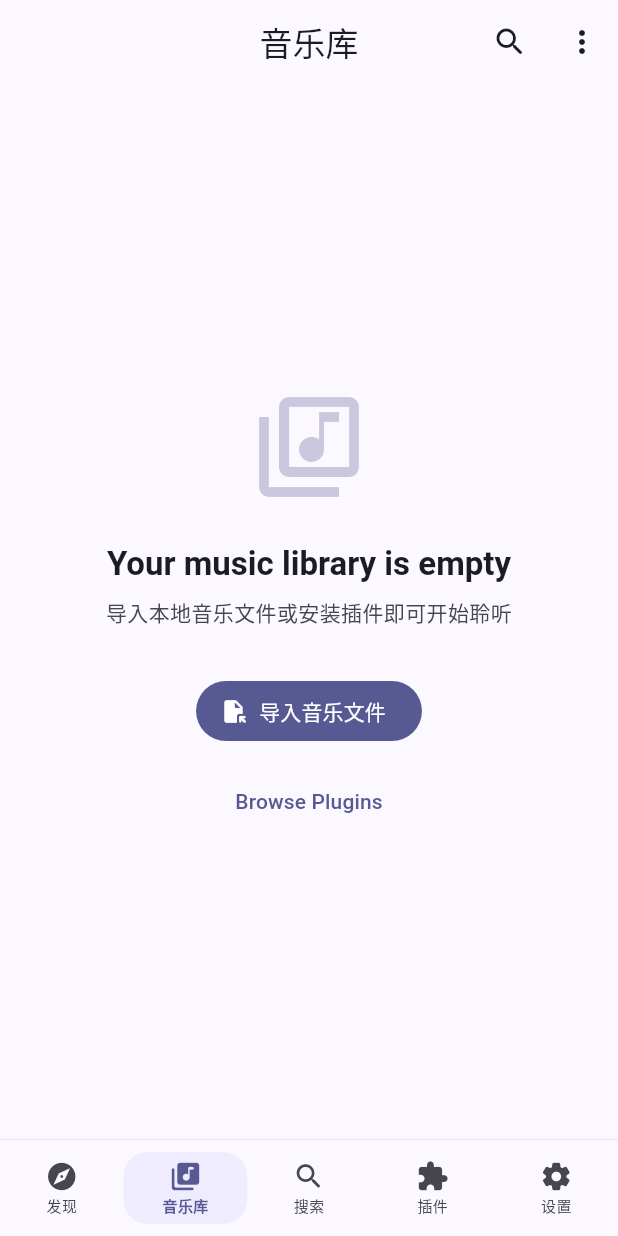
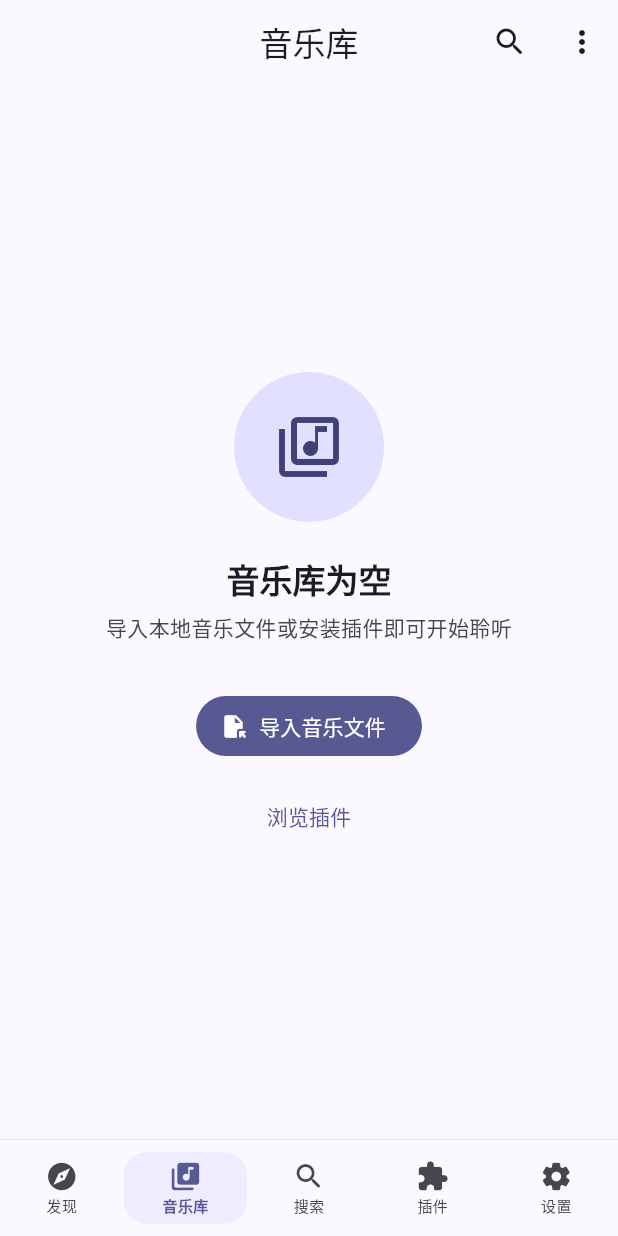
Before and after one commit to Chengxiaoyu1119/MusicFlow, a Flutter app: the LibraryPage screen opened by its route, on a phone screen of 412 x 824 dp. Run offline on Flutter 3.47's test engine with Material 3 defaults, Android fonts, the phone set to English and light mode, and no system bars; our stand-ins replace audio_service, cached_network_image, dio, file_picker, flutter_riverpod, go_router and 9 more; missing offline and left inert: encrypt, hotkey_manager, morphing_glow, shelf_router, tray_manager, window_manager; accounts and stored records are empty.

Commit message:
feat: 音乐库页面美化、分隔线优化、空状态升级

```diff
--- a/lib/features/library/pages/library_page.dart
+++ b/lib/features/library/pages/library_page.dart
@@ -17,7 +17,7 @@ class LibraryPage extends ConsumerStatefulWidget {
 }
 
 class _LibraryPageState extends ConsumerState<LibraryPage> {
-  int _viewMode = 0; // 0=list, 1=album, 2=smart
+  int _viewMode = 0;
 
   @override
   void initState() {
@@ -32,6 +32,8 @@ class _LibraryPageState extends ConsumerState<LibraryPage> {
     final library = ref.watch(libraryServiceProvider);
     final localMusic = library.localMusic;
     final smartPlaylists = ref.watch(smartPlaylistProvider);
+    final theme = Theme.of(context);
+    final screenWidth = MediaQuery.of(context).size.width;
 
     return Scaffold(
       appBar: AppBar(
@@ -44,18 +46,10 @@ class _LibraryPageState extends ConsumerState<LibraryPage> {
           PopupMenuButton<String>(
             onSelected: (value) {
               switch (value) {
-                case 'scan':
-                  library.scanLocalMusic();
-                  break;
-                case 'pick':
-                  library.pickMusicFiles();
-                  break;
-                case 'plugins':
-                  context.go('/plugins');
-                  break;
-                case 'settings':
-                  context.go('/settings');
-                  break;
+                case 'scan': library.scanLocalMusic(); break;
+                case 'pick': library.pickMusicFiles(); break;
+                case 'plugins': context.go('/plugins'); break;
+                case 'settings': context.go('/settings'); break;
               }
             },
             itemBuilder: (context) => [
@@ -71,12 +65,12 @@ class _LibraryPageState extends ConsumerState<LibraryPage> {
               )),
               const PopupMenuItem(value: 'plugins', child: ListTile(
                 leading: Icon(Icons.extension_rounded),
-                title: Text('Plugins'),
+                title: Text('插件'),
                 contentPadding: EdgeInsets.zero,
               )),
               const PopupMenuItem(value: 'settings', child: ListTile(
                 leading: Icon(Icons.settings_rounded),
-                title: Text('Settings'),
+                title: Text('设置'),
                 contentPadding: EdgeInsets.zero,
               )),
             ],
@@ -88,20 +82,23 @@ class _LibraryPageState extends ConsumerState<LibraryPage> {
           // View mode toggle
           if (localMusic.isNotEmpty)
             Padding(
-              padding: const EdgeInsets.symmetric(horizontal: 16, vertical: 4),
-              child: SegmentedButton<int>(
-                segments: const [
-                  ButtonSegment(value: 0, label: Text('曲目'), icon: Icon(Icons.music_note_rounded)),
-                  ButtonSegment(value: 1, label: Text('专辑'), icon: Icon(Icons.album_rounded)),
-                  ButtonSegment(value: 2, label: Text('智能'), icon: Icon(Icons.auto_awesome_rounded)),
-                ],
-                selected: {_viewMode},
-                onSelectionChanged: (v) => setState(() => _viewMode = v.first),
+              padding: const EdgeInsets.symmetric(horizontal: 16, vertical: 8),
+              child: SizedBox(
+                width: screenWidth > 500 ? 400 : null,
+                child: SegmentedButton<int>(
+                  segments: const [
+                    ButtonSegment(value: 0, label: Text('曲目'), icon: Icon(Icons.music_note_rounded, size: 16)),
+                    ButtonSegment(value: 1, label: Text('专辑'), icon: Icon(Icons.album_rounded, size: 16)),
+                    ButtonSegment(value: 2, label: Text('智能'), icon: Icon(Icons.auto_awesome_rounded, size: 16)),
+                  ],
+                  selected: {_viewMode},
+                  onSelectionChanged: (v) => setState(() => _viewMode = v.first),
+                ),
               ),
             ),
           Expanded(
             child: localMusic.isEmpty
-                ? _EmptyLibrary(onPickFiles: () => library.pickMusicFiles())
+                ? _EmptyLibrary(onPickFiles: () => library.pickMusicFiles(), theme: theme)
                 : _viewMode == 1
                     ? const AlbumGrid()
                     : _viewMode == 2
@@ -111,6 +108,83 @@ class _LibraryPageState extends ConsumerState<LibraryPage> {
         ],
       ),
     );
+  }
+}
+
+class _EmptyLibrary extends StatelessWidget {
+  final VoidCallback onPickFiles;
+  final ThemeData theme;
+  const _EmptyLibrary({required this.onPickFiles, required this.theme});
+
+  @override
+  Widget build(BuildContext context) {
+    return Center(
+      child: Padding(
+        padding: const EdgeInsets.all(32),
+        child: Column(
+          mainAxisAlignment: MainAxisAlignment.center,
+          children: [
+            Container(
+              width: 100, height: 100,
+              decoration: BoxDecoration(
+                shape: BoxShape.circle,
+                color: theme.colorScheme.primaryContainer,
+              ),
+              child: Icon(Icons.library_music_outlined, size: 48,
+                color: theme.colorScheme.onPrimaryContainer),
+            ),
+            const SizedBox(height: 24),
+            Text('音乐库为空', style: theme.textTheme.titleLarge?.copyWith(fontWeight: FontWeight.w600)),
+            const SizedBox(height: 8),
+            Text('导入本地音乐文件或安装插件即可开始聆听',
+              textAlign: TextAlign.center,
+              style: theme.textTheme.bodyMedium?.copyWith(color: theme.colorScheme.onSurfaceVariant)),
+            const SizedBox(height: 32),
+            FilledButton.icon(
+              onPressed: onPickFiles,
+              icon: const Icon(Icons.file_open_rounded),
+              label: const Text('导入音乐文件'),
+            ),
+            const SizedBox(height: 12),
+            TextButton(
+              onPressed: () => context.go('/plugins'),
+              child: const Text('浏览插件'),
+            ),
+          ],
+        ),
+      ),
+    );
+  }
+}
+
+class _MusicList extends ConsumerWidget {
+  final List<Music> musicList;
+  const _MusicList({required this.musicList});
+
+  @override
+  Widget build(BuildContext context, WidgetRef ref) {
+    if (musicList.isEmpty) return const SizedBox.shrink();
+
+    return RefreshIndicator(
+      onRefresh: () async { /* refresh */ },
+      child: ListView.separated(
+        padding: const EdgeInsets.symmetric(vertical: 4),
+        itemCount: musicList.length,
+        separatorBuilder: (_, __) => const Divider(height: 1, indent: 72, endIndent: 16),
+        itemBuilder: (context, index) {
+          final music = musicList[index];
+          return MusicTile(
+            music: music,
+            onTap: () => _playMusic(ref, musicList, index),
+            showArtwork: true,
+          );
+        },
+      ),
+    );
+  }
+
+  void _playMusic(WidgetRef ref, List<Music> list, int index) {
+    ref.read(audioHandlerProvider).setQueue(list, startIndex: index);
   }
 }
 
@@ -129,14 +203,12 @@ class _SmartPlaylistsView extends ConsumerWidget {
           child: ListTile(
             leading: CircleAvatar(
               backgroundColor: theme.colorScheme.primaryContainer,
-              child: Icon(
-                _iconForType(playlist.type),
-                color: theme.colorScheme.onPrimaryContainer,
-              ),
+              child: Icon(_iconForType(playlist.type),
+                color: theme.colorScheme.onPrimaryContainer, size: 20),
             ),
             title: Text(playlist.type.displayName,
               style: const TextStyle(fontWeight: FontWeight.w600)),
-            subtitle: Text('${playlist.tracks.length} tracks · ${playlist.type.description}'),
+            subtitle: Text('${playlist.tracks.length} 首 · ${playlist.type.description}'),
             trailing: const Icon(Icons.chevron_right_rounded),
             onTap: () {
               if (playlist.tracks.isNotEmpty) {
@@ -160,83 +232,3 @@ class _SmartPlaylistsView extends ConsumerWidget {
     }
   }
 }
-
-class _EmptyLibrary extends StatelessWidget {
-  final VoidCallback onPickFiles;
-
-  const _EmptyLibrary({required this.onPickFiles});
-
-  @override
-  Widget build(BuildContext context) {
-    final theme = Theme.of(context);
-    return Center(
-      child: Padding(
-        padding: const EdgeInsets.all(32),
-        child: Column(
-          mainAxisAlignment: MainAxisAlignment.center,
-          children: [
-            Icon(
-              Icons.library_music_outlined,
-              size: 80,
-              color: theme.colorScheme.primary.withValues(alpha: 0.3),
-            ),
-            const SizedBox(height: 24),
-            Text(
-              'Your music library is empty',
-              style: theme.textTheme.titleLarge?.copyWith(
-                fontWeight: FontWeight.w600,
-              ),
-            ),
-            const SizedBox(height: 8),
-            Text(
-              '导入本地音乐文件或安装插件即可开始聆听',
-              textAlign: TextAlign.center,
-              style: theme.textTheme.bodyMedium?.copyWith(
-                color: theme.colorScheme.onSurfaceVariant,
-              ),
-            ),
-            const SizedBox(height: 32),
-            FilledButton.icon(
-              onPressed: onPickFiles,
-              icon: const Icon(Icons.file_open_rounded),
-              label: const Text('导入音乐文件'),
-            ),
-            const SizedBox(height: 12),
-            TextButton(
-              onPressed: () => context.go('/plugins'),
-              child: const Text('Browse Plugins'),
-            ),
-          ],
-        ),
-      ),
-    );
-  }
-}
-
-class _MusicList extends ConsumerWidget {
-  final List<Music> musicList;
-
-  const _MusicList({required this.musicList});
-
-  @override
-  Widget build(BuildContext context, WidgetRef ref) {
-    if (musicList.isEmpty) return const SizedBox.shrink();
-
-    return ListView.builder(
-      padding: const EdgeInsets.only(bottom: 8),
-      itemCount: musicList.length,
-      itemBuilder: (context, index) {
-        final music = musicList[index];
-        return MusicTile(
-          music: music,
-          onTap: () => _playMusic(ref, musicList, index),
-        );
-      },
-    );
-  }
-
-  void _playMusic(WidgetRef ref, List<Music> list, int index) {
-    final handler = ref.read(audioHandlerProvider);
-    handler.setQueue(list, startIndex: index);
-  }
-}
```
